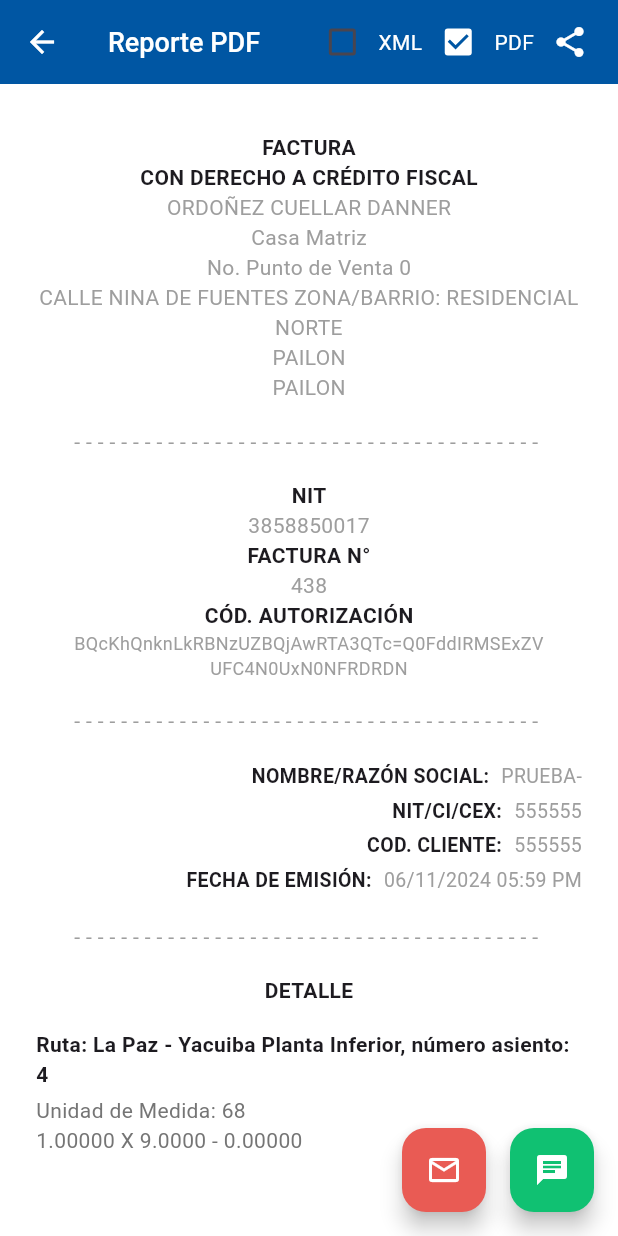
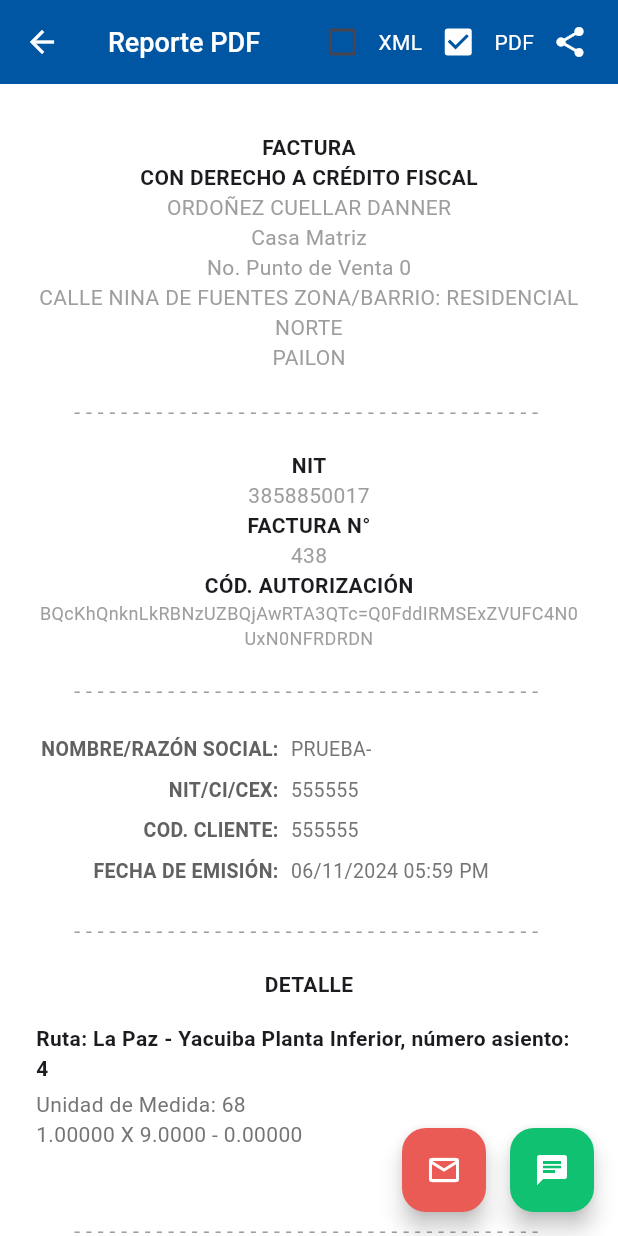
Before and after one commit to GaboMV/app-transporte, a Flutter app: the ReportePdfScreen screen opened directly, on a phone screen of 412 x 824 dp. Run offline on Flutter 3.47's test engine with Material 3 defaults, Android fonts, the phone set to English and light mode, and no system bars.

```diff
--- a/lib/shared/reporte_pdf_screen.dart
+++ b/lib/shared/reporte_pdf_screen.dart
@@ -1,7 +1,13 @@
 import 'package:flutter/material.dart';
 
 class ReportePdfScreen extends StatefulWidget {
-  const ReportePdfScreen({super.key});
+  // Esta es la clave: un parámetro que nos dirá qué diseño mostrar
+  final bool isVoucher;
+
+  const ReportePdfScreen({
+    super.key,
+    this.isVoucher = false, // Por defecto mostrará la factura normal
+  });
 
   @override
   State<ReportePdfScreen> createState() => _ReportePdfScreenState();
@@ -15,16 +21,43 @@
   Widget build(BuildContext context) {
     return Scaffold(
       backgroundColor: Colors.white,
-      appBar: AppBar(
-        backgroundColor: const Color(0xFF0056A3), // Fondo azul oscuro
+      // El AppBar cambia de color dependiendo si es Voucher o Factura
+      appBar: widget.isVoucher ? _buildVoucherAppBar() : _buildFacturaAppBar(),
+      // El cuerpo también cambia dependiendo de la variable
+      body: widget.isVoucher ? _buildVoucherBody() : _buildFacturaBody(),
+      // Los botones de WhatsApp y Correo son iguales para ambos, así que los reciclamos
+      floatingActionButton: Row(
+        mainAxisAlignment: MainAxisAlignment.end,
+        children: [
+          FloatingActionButton(
+            heroTag: 'email_btn',
+            onPressed: () {},
+            backgroundColor: const Color(0xFFE95B54),
+            child: const Icon(Icons.mail_outline, color: Colors.white),
+          ),
+          const SizedBox(width: 16),
+          FloatingActionButton(
+            heroTag: 'whatsapp_btn',
+            onPressed: () {},
+            backgroundColor: const Color(0xFF10C172),
+            child: const Icon(Icons.chat, color: Colors.white),
+          ),
+        ],
+      ),
+    );
+  }
+
+  // ==========================================================
+  // 1. DISEÑO: FACTURA (PAGADO)
+  // ==========================================================
+
+  PreferredSizeWidget _buildFacturaAppBar() {
+    return AppBar(
+      backgroundColor: const Color(0xFF0056A3),
       elevation: 0,
       iconTheme: const IconThemeData(color: Colors.white),
-        title: const Text(
-          'Reporte PDF',
-          style: TextStyle(color: Colors.white, fontSize: 18),
-        ),
+      title: const Text('Reporte PDF', style: TextStyle(color: Colors.white, fontSize: 18)),
       actions: [
-          // Checkbox XML
         Theme(
           data: ThemeData(unselectedWidgetColor: Colors.white),
           child: Checkbox(
@@ -35,8 +68,6 @@
           ),
         ),
         const Text('XML', style: TextStyle(color: Colors.white)),
-
-          // Checkbox PDF
         Theme(
           data: ThemeData(unselectedWidgetColor: Colors.white),
           child: Checkbox(
@@ -47,21 +78,18 @@
           ),
         ),
         const Text('PDF', style: TextStyle(color: Colors.white)),
-
-          // Icono Compartir
-          IconButton(
-            icon: const Icon(Icons.share, color: Colors.white),
-            onPressed: () {},
-          ),
+        IconButton(icon: const Icon(Icons.share, color: Colors.white), onPressed: () {}),
         const SizedBox(width: 8),
       ],
-      ),
-      body: SingleChildScrollView(
+    );
+  }
+
+  Widget _buildFacturaBody() {
+    return SingleChildScrollView(
       padding: const EdgeInsets.symmetric(horizontal: 24.0, vertical: 32.0),
       child: Column(
         crossAxisAlignment: CrossAxisAlignment.center,
         children: [
-            // --- ENCABEZADO DE LA FACTURA ---
           const Text('FACTURA', style: TextStyle(fontWeight: FontWeight.bold)),
           const Text('CON DERECHO A CRÉDITO FISCAL', style: TextStyle(fontWeight: FontWeight.bold)),
           const Text('ORDOÑEZ CUELLAR DANNER', style: TextStyle(color: Colors.grey)),
@@ -69,150 +97,155 @@
           const Text('No. Punto de Venta 0', style: TextStyle(color: Colors.grey)),
           const Text('CALLE NINA DE FUENTES ZONA/BARRIO: RESIDENCIAL NORTE', textAlign: TextAlign.center, style: TextStyle(color: Colors.grey)),
           const Text('PAILON', style: TextStyle(color: Colors.grey)),
-            const Text('PAILON', style: TextStyle(color: Colors.grey)),
 
           _buildLineaPunteada(),
 
-            // --- DATOS DE AUTORIZACIÓN ---
           const Text('NIT', style: TextStyle(fontWeight: FontWeight.bold)),
           const Text('3858850017', style: TextStyle(color: Colors.grey)),
           const Text('FACTURA N°', style: TextStyle(fontWeight: FontWeight.bold)),
           const Text('438', style: TextStyle(color: Colors.grey)),
           const Text('CÓD. AUTORIZACIÓN', style: TextStyle(fontWeight: FontWeight.bold)),
           const Text(
-              'BQcKhQnknLkRBNzUZBQjAwRTA3QTc=Q0FddIRMSExZV\nUFC4N0UxN0NFRDRDN',
+            'BQcKhQnknLkRBNzUZBQjAwRTA3QTc=Q0FddIRMSExZVUFC4N0UxN0NFRDRDN',
             textAlign: TextAlign.center,
             style: TextStyle(color: Colors.grey, fontSize: 12),
           ),
 
           _buildLineaPunteada(),
 
-            // --- DATOS DEL CLIENTE ---
-            _buildFilaCliente('NOMBRE/RAZÓN SOCIAL:', 'PRUEBA-'),
-            _buildFilaCliente('NIT/CI/CEX:', '555555'),
-            _buildFilaCliente('COD. CLIENTE:', '555555'),
-            _buildFilaCliente('FECHA DE EMISIÓN:', '06/11/2024 05:59 PM'),
+          _buildFilaTexto('NOMBRE/RAZÓN SOCIAL:', 'PRUEBA-', alignRight: true),
+          _buildFilaTexto('NIT/CI/CEX:', '555555', alignRight: true),
+          _buildFilaTexto('COD. CLIENTE:', '555555', alignRight: true),
+          _buildFilaTexto('FECHA DE EMISIÓN:', '06/11/2024 05:59 PM', alignRight: true),
 
           _buildLineaPunteada(),
 
-            // --- DETALLE ---
           const Text('DETALLE', style: TextStyle(fontWeight: FontWeight.bold)),
           const SizedBox(height: 16),
-
-            // Descripción del pasaje
           const Align(
             alignment: Alignment.centerLeft,
-              child: Text(
-                'Ruta: La Paz - Yacuiba Planta Inferior, número asiento: 4',
-                style: TextStyle(fontWeight: FontWeight.bold),
-              ),
+            child: Text('Ruta: La Paz - Yacuiba Planta Inferior, número asiento: 4', style: TextStyle(fontWeight: FontWeight.bold)),
           ),
           const SizedBox(height: 4),
-            Align(
-              alignment: Alignment.centerLeft,
-              child: Text('Unidad de Medida: 68', style: TextStyle(color: Colors.grey.shade600)),
-            ),
-            Align(
-              alignment: Alignment.centerLeft,
-              child: Text('1.00000 X 9.0000 - 0.00000', style: TextStyle(color: Colors.grey.shade600)),
-            ),
+          Align(alignment: Alignment.centerLeft, child: Text('Unidad de Medida: 68', style: TextStyle(color: Colors.grey.shade600))),
+          Align(alignment: Alignment.centerLeft, child: Text('1.00000 X 9.0000 - 0.00000', style: TextStyle(color: Colors.grey.shade600))),
           const SizedBox(height: 8),
-            const Align(
-              alignment: Alignment.centerRight,
-              child: Text('100.00', style: TextStyle(fontWeight: FontWeight.bold)),
-            ),
+          const Align(alignment: Alignment.centerRight, child: Text('100.00', style: TextStyle(fontWeight: FontWeight.bold))),
 
           _buildLineaPunteada(),
 
-            // --- TOTALES ---
-            _buildFilaTotal('SUBTOTAL Bs.', '100.00'),
-            _buildFilaTotal('DESCUENTO Bs.', '0.00'),
-            _buildFilaTotal('TOTAL Bs.', '100.00'),
-            _buildFilaTotal('MONTO GIFT CARD Bs.', '0.0'),
-            _buildFilaTotal('MONTO A PAGAR Bs', '100.00', isBold: true),
-            _buildFilaTotal('IMPORTE BASE CRÉDITO FISCAL', '100.00', isBold: true),
+          _buildFilaTexto('SUBTOTAL Bs.', '100.00', isTotal: true),
+          _buildFilaTexto('DESCUENTO Bs.', '0.00', isTotal: true),
+          _buildFilaTexto('TOTAL Bs.', '100.00', isTotal: true),
+          _buildFilaTexto('MONTO GIFT CARD Bs.', '0.0', isTotal: true),
+          _buildFilaTexto('MONTO A PAGAR Bs', '100.00', isTotal: true, isBold: true),
+          _buildFilaTexto('IMPORTE BASE CRÉDITO FISCAL', '100.00', isTotal: true, isBold: true),
 
-            const SizedBox(height: 80), // Espacio para que los botones flotantes no tapen el texto
-          ],
-        ),
-      ),
-
-      // --- BOTONES FLOTANTES (EMAIL Y WHATSAPP) ---
-      floatingActionButton: Row(
-        mainAxisAlignment: MainAxisAlignment.end,
-        children: [
-          FloatingActionButton(
-            heroTag: 'email_btn', // Necesario cuando hay múltiples FABs
-            onPressed: () {},
-            backgroundColor: const Color(0xFFE95B54), // Rojo para el correo
-            child: const Icon(Icons.mail_outline, color: Colors.white),
-          ),
-          const SizedBox(width: 16),
-          FloatingActionButton(
-            heroTag: 'whatsapp_btn',
-            onPressed: () {},
-            backgroundColor: const Color(0xFF10C172), // Verde para WhatsApp
-            child: const Icon(Icons.chat, color: Colors.white), // Usamos 'chat' por defecto, o puedes usar FontAwesome
-          ),
+          const SizedBox(height: 80),
         ],
       ),
     );
   }
 
-  // --- WIDGETS AUXILIARES PARA MANTENER EL CÓDIGO LIMPIO ---
+  // ==========================================================
+  // 2. DISEÑO: VOUCHER (POR PAGAR)
+  // ==========================================================
 
-  Widget _buildLineaPunteada() {
-    return Padding(
-      padding: const EdgeInsets.symmetric(vertical: 16.0),
-      child: Text(
-        '- ' * 40,
-        maxLines: 1,
-        style: const TextStyle(color: Colors.grey, overflow: TextOverflow.clip),
-      ),
+  PreferredSizeWidget _buildVoucherAppBar() {
+    return AppBar(
+      backgroundColor: Colors.white,
+      elevation: 0,
+      iconTheme: const IconThemeData(color: Colors.black),
     );
   }
 
-  Widget _buildFilaCliente(String etiqueta, String valor) {
-    return Padding(
-      padding: const EdgeInsets.symmetric(vertical: 2.0),
-      child: Row(
-        mainAxisAlignment: MainAxisAlignment.end,
+  Widget _buildVoucherBody() {
+    return SingleChildScrollView(
+      padding: const EdgeInsets.symmetric(horizontal: 24.0, vertical: 16.0),
+      child: Column(
+        crossAxisAlignment: CrossAxisAlignment.center,
         children: [
-          Text(etiqueta, style: const TextStyle(fontWeight: FontWeight.bold, fontSize: 13)),
+          const Text('VOUCHER', style: TextStyle(fontWeight: FontWeight.bold, fontSize: 16)),
+          const SizedBox(height: 8),
+          const Text('COMPROBANTE DE ENCOMIENDA', style: TextStyle(color: Colors.grey, fontSize: 14)),
+          const SizedBox(height: 16),
+
+          _buildLineaPunteada(),
+
+          _buildFilaTexto('NUMERO GUIA:', '2138588500172024', alignRight: true),
+          _buildFilaTexto('RUTA:', 'La Paz - Yacuiba', alignRight: true),
+          _buildFilaTexto('DESTINATARIO:', 'ROBERTO PEREZ', alignRight: true),
+          _buildFilaTexto('NUMERO DOCUMENTO:', '986652', alignRight: true),
+          _buildFilaTexto('CELULAR:', '77758547', alignRight: true),
+          _buildFilaTexto('FECHA DE EMISIÓN:', '07/11/2024 12:46 PM', alignRight: true),
+          _buildFilaTexto('DESCRIPCIÓN:', 'CAJA BLANCA', alignRight: true),
+          _buildFilaTexto('TOTAL:', '120', alignRight: true),
+
+          const SizedBox(height: 16),
+
+          Row(
+            children: [
               const SizedBox(width: 8),
-          Text(valor, style: const TextStyle(color: Colors.grey, fontSize: 13)),
+              const Text('Son:', style: TextStyle(color: Colors.grey)),
+              const SizedBox(width: 16),
+              Text('Ciento Veinte /100 Bolivianos', style: TextStyle(color: Colors.grey.shade600)),
+            ],
+          ),
+
+          const SizedBox(height: 16),
+          _buildLineaPunteada(),
+          const SizedBox(height: 16),
+
+          const Text(
+            'ESTAMOS COMPROMETIDOS A ENTREGARLE SU\nENCOMIENDA DE FORMA SEGURA Y EFICIENTE.',
+            textAlign: TextAlign.center,
+            style: TextStyle(fontWeight: FontWeight.bold, color: Colors.grey, height: 1.5),
+          ),
+          const SizedBox(height: 12),
+          const Text(
+            'Gracias por confiar en nuestro servicio de encomiendas.',
+            textAlign: TextAlign.center,
+            style: TextStyle(color: Colors.grey),
+          ),
+
+          const SizedBox(height: 80),
         ],
       ),
     );
   }
 
-  Widget _buildFilaTotal(String etiqueta, String valor, {bool isBold = false}) {
+  // ==========================================================
+  // WIDGETS AUXILIARES PARA EVITAR REPETIR CÓDIGO
+  // ==========================================================
+
+  Widget _buildLineaPunteada() {
     return Padding(
-      padding: const EdgeInsets.symmetric(vertical: 2.0),
+      padding: const EdgeInsets.symmetric(vertical: 16.0),
+      child: Text('- ' * 40, maxLines: 1, style: const TextStyle(color: Colors.grey, overflow: TextOverflow.clip)),
+    );
+  }
+
+  Widget _buildFilaTexto(String etiqueta, String valor, {bool alignRight = false, bool isTotal = false, bool isBold = false}) {
+    return Padding(
+      padding: const EdgeInsets.symmetric(vertical: 4.0),
       child: Row(
-        mainAxisAlignment: MainAxisAlignment.center,
+        mainAxisAlignment: isTotal ? MainAxisAlignment.center : MainAxisAlignment.end,
         children: [
           Expanded(
-            flex: 2,
+            flex: alignRight ? 5 : 2,
             child: Text(
               etiqueta,
-              textAlign: TextAlign.right,
-              style: TextStyle(
-                fontWeight: isBold ? FontWeight.bold : FontWeight.normal,
-                color: isBold ? Colors.black : Colors.grey.shade700,
+              textAlign: alignRight ? TextAlign.right : TextAlign.center,
+              style: TextStyle(fontWeight: isBold || alignRight ? FontWeight.bold : FontWeight.normal, fontSize: 13, color: isBold ? Colors.black : Colors.grey.shade700),
             ),
           ),
-          ),
-          const SizedBox(width: 16),
+          const SizedBox(width: 8),
           Expanded(
-            flex: 1,
+            flex: alignRight ? 6 : 1,
             child: Text(
               valor,
-              textAlign: TextAlign.center,
-              style: TextStyle(
-                fontWeight: isBold ? FontWeight.bold : FontWeight.normal,
-                color: isBold ? Colors.black : Colors.grey.shade700,
-              ),
+              textAlign: alignRight ? TextAlign.left : TextAlign.center,
+              style: TextStyle(color: isBold ? Colors.black : Colors.grey.shade600, fontSize: 13, fontWeight: isBold ? FontWeight.bold : FontWeight.normal),
             ),
           ),
         ],
```
Also changed, not shown: lib/features/encomiendas/presentation/buscar_encomienda_screen.dart (added, +174 -0 lines), lib/features/encomiendas/presentation/emision_encomienda_screen.dart (+10 -7 lines), lib/features/encomiendas/presentation/menu_encomiendas_screen.dart (+9 -2 lines), lib/shared/buscar_cliente_screen.dart (+29 -75 lines). Lines whose indentation alone changed are shown as unchanged.
